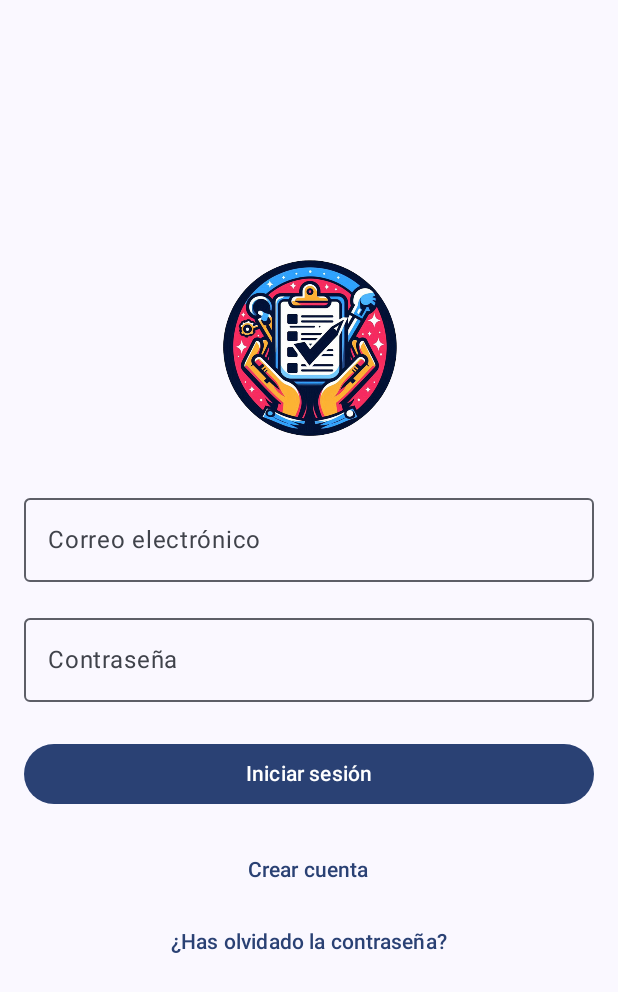
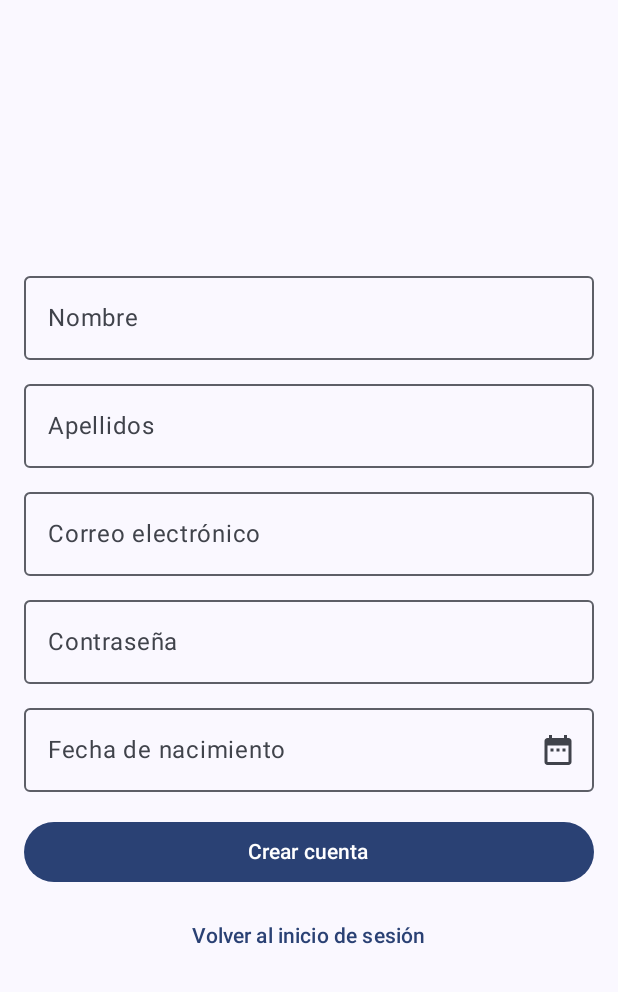
Before and after one commit to Espanderlof/ToDoSumat, an Android app built with Jetpack Compose: the screen it shows after launch (MainActivity), after a tap on "Crear cuenta", on a phone screen of 412 x 824 dp. Shown: the top 992 px of the screen. Run offline under Robolectric (Android 15) with nearby library versions, the phone set to English and light mode, and no system bars.

Commit message:
View crear cuenta

```diff
--- /dev/null
+++ b/app/src/main/java/com/jzapata/todosum/CrearCuenta.kt
@@ -0,0 +1,162 @@
+package com.jzapata.todosum
+
+import androidx.compose.foundation.layout.*
+import androidx.compose.material3.*
+import androidx.compose.runtime.*
+import androidx.compose.ui.Alignment
+import androidx.compose.ui.Modifier
+import androidx.compose.ui.text.input.PasswordVisualTransformation
+import androidx.compose.ui.unit.dp
+import androidx.compose.material.icons.Icons
+import androidx.compose.material.icons.filled.DateRange
+import java.text.SimpleDateFormat
+import java.util.*
+import androidx.compose.ui.tooling.preview.Preview
+
+@OptIn(ExperimentalMaterial3Api::class)
+@Composable
+fun CrearCuentaScreen(onNavigateBack: () -> Unit) {
+    var nombre by remember { mutableStateOf("") }
+    var apellidos by remember { mutableStateOf("") }
+    var email by remember { mutableStateOf("") }
+    var password by remember { mutableStateOf("") }
+    var fechaNacimiento by remember { mutableStateOf<Long?>(null) }
+    var showDatePicker by remember { mutableStateOf(false) }
+    var showConfirmDialog by remember { mutableStateOf(false) }
+    val dateFormatter = remember { SimpleDateFormat("dd/MM/yyyy", Locale.getDefault()) }
+
+    Column(
+        modifier = Modifier
+            .fillMaxSize()
+            .padding(16.dp),
+        horizontalAlignment = Alignment.CenterHorizontally,
+        verticalArrangement = Arrangement.Center
+    ) {
+        OutlinedTextField(
+            value = nombre,
+            onValueChange = { nombre = it },
+            label = { Text("Nombre") },
+            modifier = Modifier.fillMaxWidth()
+        )
+
+        Spacer(modifier = Modifier.height(8.dp))
+
+        OutlinedTextField(
+            value = apellidos,
+            onValueChange = { apellidos = it },
+            label = { Text("Apellidos") },
+            modifier = Modifier.fillMaxWidth()
+        )
+
+        Spacer(modifier = Modifier.height(8.dp))
+
+        OutlinedTextField(
+            value = email,
+            onValueChange = { email = it },
+            label = { Text("Correo electrónico") },
+            modifier = Modifier.fillMaxWidth()
+        )
+
+        Spacer(modifier = Modifier.height(8.dp))
+
+        OutlinedTextField(
+            value = password,
+            onValueChange = { password = it },
+            label = { Text("Contraseña") },
+            visualTransformation = PasswordVisualTransformation(),
+            modifier = Modifier.fillMaxWidth()
+        )
+
+        Spacer(modifier = Modifier.height(8.dp))
+
+        OutlinedTextField(
+            value = fechaNacimiento?.let { dateFormatter.format(Date(it)) } ?: "",
+            onValueChange = { },
+            label = { Text("Fecha de nacimiento") },
+            modifier = Modifier.fillMaxWidth(),
+            readOnly = true,
+            trailingIcon = {
+                IconButton(onClick = { showDatePicker = true }) {
+                    Icon(Icons.Filled.DateRange, contentDescription = "Seleccionar fecha")
+                }
+            }
+        )
+
+        if (showDatePicker) {
+            val datePickerState = rememberDatePickerState()
+            DatePickerDialog(
+                onDismissRequest = { showDatePicker = false },
+                confirmButton = {
+                    TextButton(onClick = {
+                        fechaNacimiento = datePickerState.selectedDateMillis
+                        showDatePicker = false
+                    }) {
+                        Text("OK")
+                    }
+                },
+                dismissButton = {
+                    TextButton(onClick = { showDatePicker = false }) {
+                        Text("Cancelar")
+                    }
+                }
+            ) {
+                DatePicker(state = datePickerState)
+            }
+        }
+
+        Spacer(modifier = Modifier.height(16.dp))
+
+        Button(
+            onClick = {
+                if (validarCampos(nombre, apellidos, email, password, fechaNacimiento)) {
+                    // Aquí iría la lógica para crear la cuenta
+                    showConfirmDialog = true
+                } else {
+                    // Mostrar un mensaje de error
+                    // Puedes usar un Snackbar o un diálogo de error aquí
+                }
+            },
+            modifier = Modifier.fillMaxWidth()
+        ) {
+            Text("Crear cuenta")
+        }
+
+        Spacer(modifier = Modifier.height(8.dp))
+
+        TextButton(onClick = onNavigateBack) {
+            Text("Volver al inicio de sesión")
+        }
+    }
+
+    if (showConfirmDialog) {
+        AlertDialog(
+            onDismissRequest = { showConfirmDialog = false },
+            title = { Text("Cuenta creada") },
+            text = { Text("Tu cuenta ha sido creada con éxito.") },
+            confirmButton = {
+                TextButton(
+                    onClick = {
+                        showConfirmDialog = false
+                        onNavigateBack()
+                    }
+                ) {
+                    Text("OK")
+                }
+            }
+        )
+    }
+}
+
+fun validarCampos(nombre: String, apellidos: String, email: String, password: String, fechaNacimiento: Long?): Boolean {
+    return nombre.isNotBlank() && apellidos.isNotBlank() && email.isNotBlank() &&
+            password.isNotBlank() && fechaNacimiento != null
+    // Aquí podrías añadir validaciones más específicas si lo deseas
+}
+
+@Preview(showBackground = true, widthDp = 320, heightDp = 640)
+@Composable
+fun CrearCuentaScreenPreview() {
+    MaterialTheme {
+        CrearCuentaScreen(onNavigateBack = {})
+    }
+}
--- a/app/src/main/java/com/jzapata/todosum/InicioSession.kt
+++ b/app/src/main/java/com/jzapata/todosum/InicioSession.kt
@@ -13,8 +13,10 @@ import androidx.compose.ui.res.painterResource
 import androidx.compose.ui.text.input.PasswordVisualTransformation
 import androidx.compose.ui.tooling.preview.Preview
 import androidx.compose.ui.unit.dp
+import androidx.navigation.compose.NavHost
+import androidx.navigation.compose.composable
+import androidx.navigation.compose.rememberNavController
 import com.jzapata.todosum.ui.theme.ToDoSumatTheme
-import com.jzapata.todosum.R
 
 class InicioSession : ComponentActivity() {
     override fun onCreate(savedInstanceState: Bundle?) {
@@ -25,16 +27,34 @@ class InicioSession : ComponentActivity() {
                     modifier = Modifier.fillMaxSize(),
                     color = MaterialTheme.colorScheme.background
                 ) {
-                    InicioSessionScreen()
+                    AppNavigation()
                 }
             }
         }
     }
 }
 
+@Composable
+fun AppNavigation() {
+    val navController = rememberNavController()
+
+    NavHost(navController = navController, startDestination = "inicioSesion") {
+        composable("inicioSesion") {
+            InicioSessionScreen(
+                onNavigateToCrearCuenta = { navController.navigate("crearCuenta") }
+            )
+        }
+        composable("crearCuenta") {
+            CrearCuentaScreen(
+                onNavigateBack = { navController.popBackStack() }
+            )
+        }
+    }
+}
+
 @OptIn(ExperimentalMaterial3Api::class)
 @Composable
-fun InicioSessionScreen() {
+fun InicioSessionScreen(onNavigateToCrearCuenta: () -> Unit) {
     var email by remember { mutableStateOf("") }
     var password by remember { mutableStateOf("") }
 
@@ -98,7 +118,7 @@ fun InicioSessionScreen() {
 
         // Crear cuenta (centrado)
         TextButton(
-            onClick = { /* TODO: Implementar lógica para crear cuenta */ },
+            onClick = onNavigateToCrearCuenta,
             modifier = Modifier.align(Alignment.CenterHorizontally)
         ) {
             Text("Crear cuenta")
@@ -123,6 +143,8 @@ fun InicioSessionScreen() {
 @Composable
 fun InicioSessionPreview() {
     ToDoSumatTheme {
-        InicioSessionScreen()
+        InicioSessionScreen(
+            onNavigateToCrearCuenta = {} // Pasamos una lambda vacía para la vista previa
+        )
     }
 }
--- a/app/src/main/java/com/jzapata/todosum/MainActivity.kt
+++ b/app/src/main/java/com/jzapata/todosum/MainActivity.kt
@@ -35,8 +35,14 @@ fun MainNavigation() {
 
     NavHost(navController = navController, startDestination = "inicioSession") {
         composable("inicioSession") {
-            InicioSessionScreen()
+            InicioSessionScreen(
+                onNavigateToCrearCuenta = { navController.navigate("crearCuenta") }
+            )
         }
-        // Aquí puedes agregar más destinos para otras pantallas en el futuro
+        composable("crearCuenta") {
+            CrearCuentaScreen(
+                onNavigateBack = { navController.popBackStack() }
+            )
+        }
     }
 }
```
